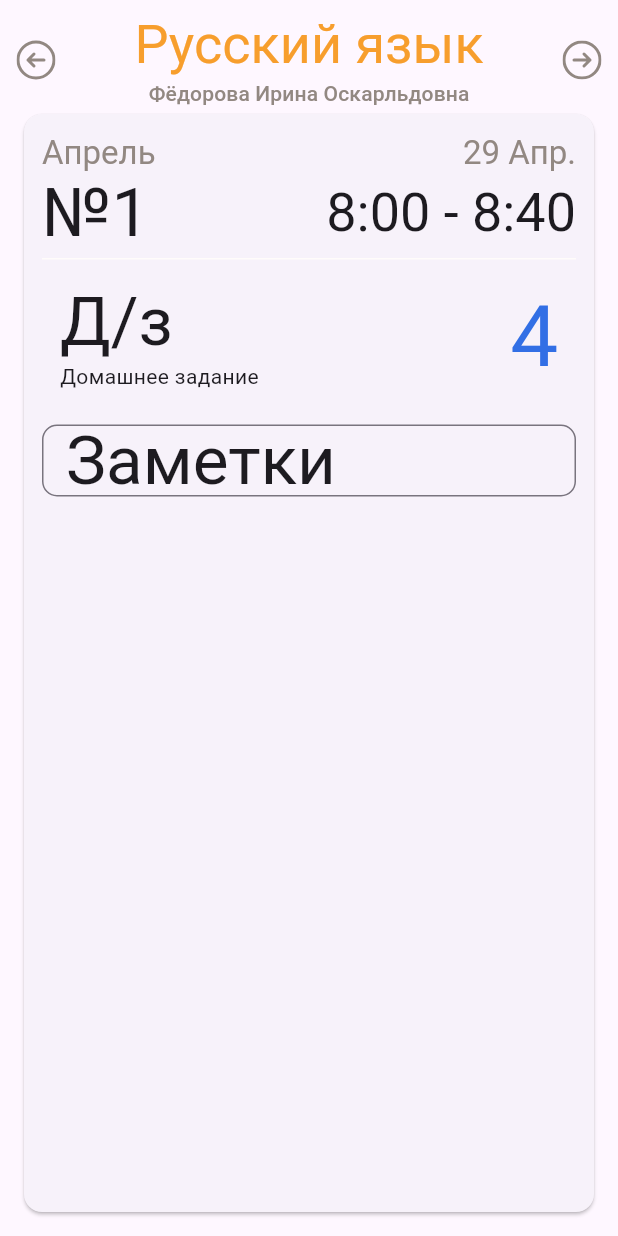
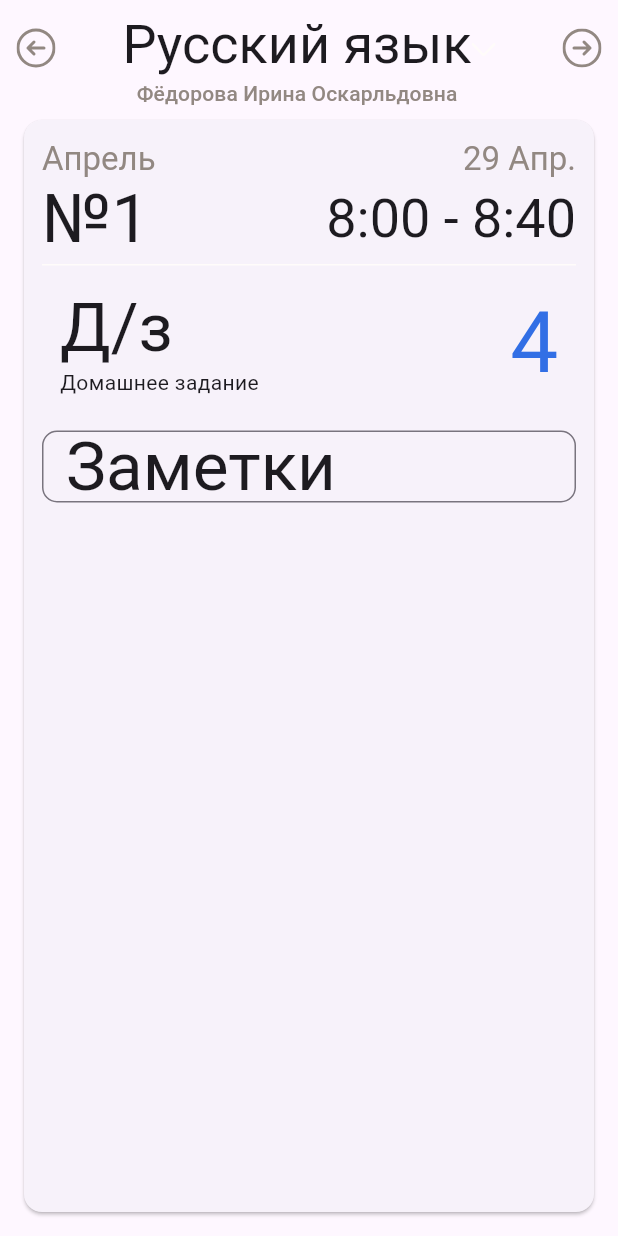
Before and after one commit to ratingus/ratingus_mobile, a Flutter app: the DiaryByLessonPage screen opened directly with empty values, on a phone screen of 412 x 824 dp. Run offline on Flutter 3.47's test engine with Material 3 defaults, Android fonts, the phone set to English and light mode, and no system bars; our stand-ins replace auto_route, flutter_svg.

Commit message:
add dropdown to by_lesson

```diff
--- a/lib/pages/diary/pages/by_lesson.dart
+++ b/lib/pages/diary/pages/by_lesson.dart
@@ -5,6 +5,7 @@ import 'package:ratingus_mobile/entity/lesson/model/day_lesson_detail.dart';
 import 'package:ratingus_mobile/entity/lesson/model/lesson_detail.dart';
 import 'package:ratingus_mobile/shared/components/swiper.dart';
 import 'package:ratingus_mobile/shared/theme/consts/colors.dart';
+import 'package:ratingus_mobile/shared/theme/consts/icons.dart';
 import 'package:ratingus_mobile/widget/diary/diary_list_by_lesson.dart';
 
 @RoutePage()
@@ -67,7 +68,7 @@ class _DiaryByLessonPageState extends State<DiaryByLessonPage> {
       appBar: AppBar(
         toolbarHeight: 0,
         bottom: PreferredSize(
-          preferredSize: const Size.fromHeight(60),
+          preferredSize: const Size.fromHeight(64),
           child: LayoutBuilder(
             builder: (BuildContext context, BoxConstraints constraints) {
               return Swiper<LessonDetail>(
@@ -78,11 +79,20 @@ class _DiaryByLessonPageState extends State<DiaryByLessonPage> {
                 renderSelectedValue: (LessonDetail selectedValue) {
                   return Column(
                     children: [
+                      DropdownButton(
+                          icon: arrowDown,
+                          underline: const SizedBox(
+                            height: 0,
+                          ),
+                          selectedItemBuilder: (BuildContext context) {
+                            return dayLessonDetail.studies.map((lesson) {
+                              return Column(
+                                children: [
                                   Text(
-                        selectedValue.subject,
-                        style: Theme.of(context).textTheme.displaySmall?.copyWith(
-                            color: AppColors.primaryMain
-                        ),
+                                    lesson.subject,
+                                    style: Theme.of(context)
+                                        .textTheme
+                                        .displaySmall,
                                   ),
                                   Text(
                                     selectedValue.teacher.getFio(),
@@ -90,7 +100,35 @@ class _DiaryByLessonPageState extends State<DiaryByLessonPage> {
                                         .textTheme
                                         .titleSmall
                                         ?.copyWith(color: AppColors.textHelper),
-                      )
+                                  ),
+                                ],
+                              );
+                            }).toList();
+                          },
+                          value: selectedValue,
+                          items: dayLessonDetail.studies
+                              .map((lesson) => DropdownMenuItem<LessonDetail>(
+                                    value: lesson,
+                                    child: Text(
+                                      lesson.subject,
+                                      style: Theme.of(context)
+                                          .textTheme
+                                          .displaySmall
+                                          ?.copyWith(
+                                              color:
+                                                  selectedValue.id == lesson.id
+                                                      ? AppColors.primaryMain
+                                                      : AppColors.textPrimary),
+                                    ),
+                                  ))
+                              .toList(),
+                          onChanged: (newLesson) {
+                            setState(() {
+                              if (newLesson != null) {
+                                setLesson(newLesson);
+                              }
+                            });
+                          }),
                     ],
                   );
                 },
```
Lines whose indentation alone changed are shown as unchanged.
